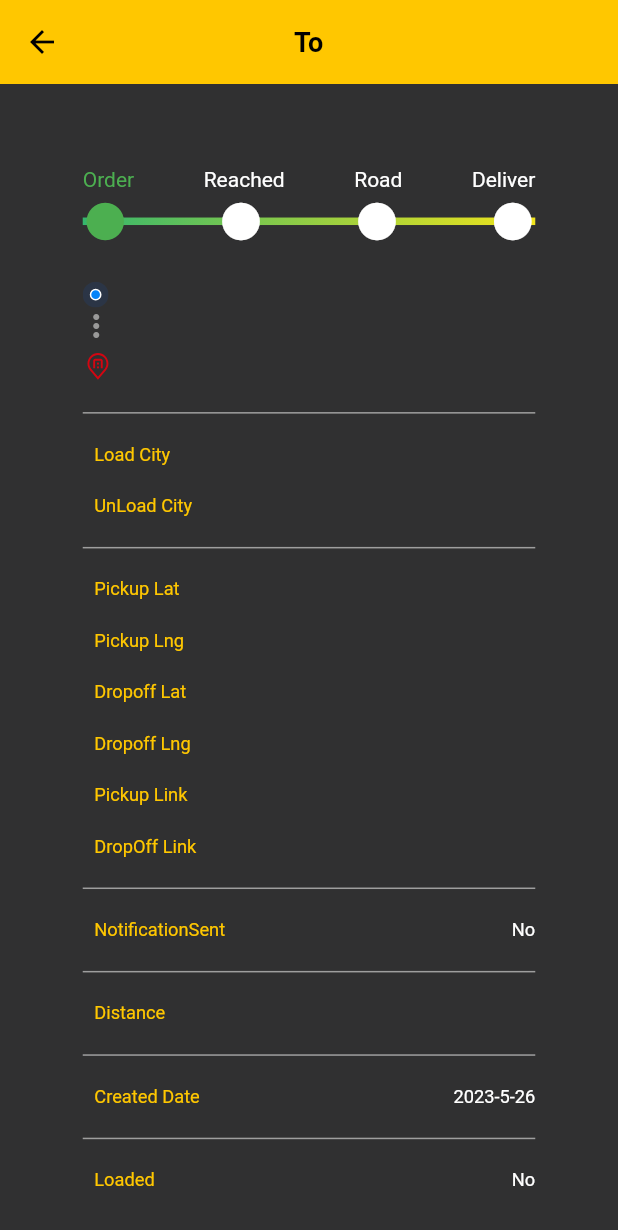
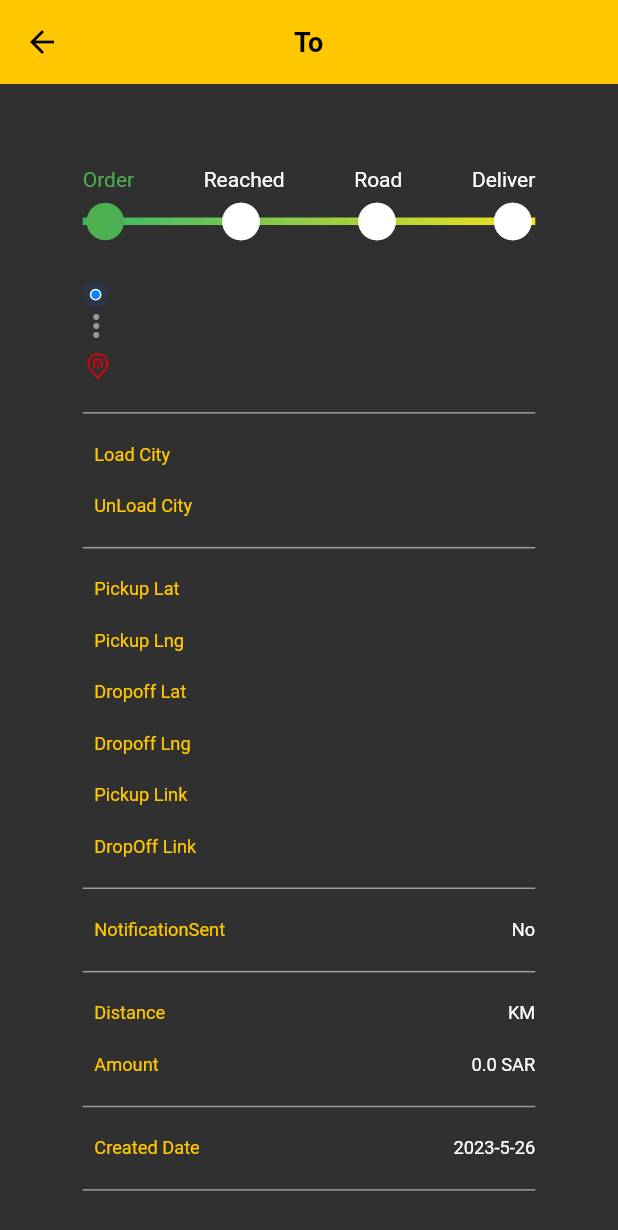
Before and after one commit to HamzaMuazzam/truck_user_app_new, a Flutter app: the OrderDetailById screen opened directly with empty values, on a phone screen of 412 x 824 dp. Shown: the top 1230 px of the screen. Run offline on Flutter 3.47's test engine with Material 2 defaults, Android fonts, the phone set to English and light mode, and no system bars; our stand-ins replace cached_network_image, firebase_auth, firebase_core, firebase_messaging, flutter_local_notifications, flutter_rating_bar and 15 more; missing offline and left inert: firebase_phone_auth_handler, flutter_animated_dialog, flutter_inappwebview, flutter_polyline_points, map_location_picker, place_picker; accounts and stored records are empty; statements that could not run were skipped; project files that could hold a hidden picture were left out.

Commit message:
web_view_screen.dart added

```diff
--- a/lib/main.dart
+++ b/lib/main.dart
@@ -4,7 +4,6 @@ import 'package:firebase_phone_auth_handler/firebase_phone_auth_handler.dart';
 import 'package:flutter/material.dart';
 import 'package:get/get.dart';
 import 'package:get_storage/get_storage.dart';
-import 'package:sultan_cab/auth_widget.dart';
 import 'package:sultan_cab/providers/Truck%20_provider/payment_provider.dart';
 import 'package:sultan_cab/providers/auth_provider.dart';
 import 'package:sultan_cab/providers/booking_provider.dart';
@@ -12,6 +11,8 @@ import 'package:sultan_cab/providers/home_provider.dart';
 import 'package:sultan_cab/providers/track_provider.dart';
 import 'package:sultan_cab/providers/user_provider.dart';
 import 'package:provider/provider.dart';
+import 'package:sultan_cab/screens/commonPages/web_view_screen.dart';
+import 'auth_widget.dart';
 import 'providers/GoogleMapProvider/location_and_map_provider.dart';
 import 'providers/NotificationProvider/notification_provider.dart';
 import 'providers/TaxiBookingProvider/in_progress_ride_provider.dart';
@@ -75,7 +76,7 @@ class MyApp extends StatelessWidget {
         debugShowCheckedModeBanner: false,
         navigatorKey: navigatorKey,
         theme: ThemeData.dark(),
-        // home: VehicleChooseScreenWeb(),
+        // home: PaymentWebView(initUrl: "google.com",),
         home: AuthWidget(),
       ),
 
--- a/lib/models/Truck_models/getAllOrdersResponse.dart
+++ b/lib/models/Truck_models/getAllOrdersResponse.dart
@@ -28,6 +28,7 @@ class GetAllOrdersResponse {
     this.isLoaded,
     this.loadedTime,
     this.cancelationReason,
+    this.isPaid,
   });
 
   dynamic id;
@@ -46,6 +47,7 @@ class GetAllOrdersResponse {
   bool? isDelievered;
   dynamic delieveredTime;
   bool? isLoaded;
+  bool? isPaid;
   dynamic loadedTime;
   dynamic cancelationReason;
 
@@ -60,6 +62,7 @@ class GetAllOrdersResponse {
     noOfTruck: json["noOfTruck"],
     totalFare: json["totalFare"],
     inProgress: json["inProgress"],
+    isPaid: json["isPaid"],
     isAccepted: json["isAccepted"],
     isCanceled: json["isCanceled"],
     isInProcess: json["isInProcess"],
@@ -79,6 +82,7 @@ class GetAllOrdersResponse {
     "truckDriverId": truckDriverId,
     "truckDriver": truckDriver?.toJson(),
     "noOfTruck": noOfTruck,
+    "isPaid": isPaid,
     "totalFare": totalFare,
     "inProgress": inProgress,
     "isAccepted": isAccepted,
--- a/lib/screens/TruckBooking/getOrderDetailsById.dart
+++ b/lib/screens/TruckBooking/getOrderDetailsById.dart
@@ -6,11 +6,13 @@ import 'package:provider/provider.dart';
 import 'package:sultan_cab/providers/Truck%20_provider/payment_provider.dart';
 
 import 'package:sultan_cab/utils/colors.dart';
+import 'package:sultan_cab/utils/commons.dart';
 import 'package:sultan_cab/utils/sizeConfig.dart';
 import '../../models/Truck_models/getAllOrdersResponse.dart';
 import '../../providers/auth_provider.dart';
 import '../../services/ApiServices/api_urls.dart';
 import '../../utils/strings.dart';
+import '../commonPages/web_view_screen.dart';
 
 class OrderDetailById extends StatefulWidget {
   final GetAllOrdersResponse? getAllOrdersResponse;
@@ -453,7 +455,33 @@ class _OrderDetailByIdState extends State<OrderDetailById> {
                                     child: Text(
                                       order!
                                           .orderDetails!.distance
-                                          .toString(),
+                                          .toString() +" KM",
+                                      style: TextStyle(
+                                        fontSize: h * 12,
+                                      ),
+                                    ),
+                                  ),
+                                ),
+                              ],
+                            ),
+                            sh(20),
+                            Row(
+                              mainAxisAlignment: MainAxisAlignment.spaceBetween,
+                              children: [
+                                sw(7),
+                                Expanded(
+                                  child: Text(
+                                    'Amount',
+                                    style: TextStyle(
+                                        fontSize: h * 12,
+                                        color: textYellowColor),
+                                  ),
+                                ),
+                                Expanded(
+                                  child: Align(
+                                    alignment: Alignment.topRight,
+                                    child: Text(
+                                      order!.totalFare.toString() +" SAR",
                                       style: TextStyle(
                                         fontSize: h * 12,
                                       ),
@@ -812,21 +840,64 @@ class _OrderDetailByIdState extends State<OrderDetailById> {
                               height: 1,
                             ),
                             sh(20),
+                            if(order!.isPaid==false)
                             Consumer<PaymentProvider>(builder:
                                 (BuildContext context, value, Widget? child) {
-                              return docContainer(
+                              return
+                                docContainer(
                                 label: "Payment Evidence",
                                 imageUrl: value.paymentFile == null &&
                                         value.paymentEvidenceUrl == ''
                                     ? ''
                                     :
-                                // value.paymentEvidenceUrl != ''
-                                //         ?
                                 value.paymentEvidenceUrl.toString(),
-                                        // : value.paymentFile!.path.toString(),
                                 fileCode: 1,
                               );
                             }),
+                            if(order!.isPaid==false)
+                              Container(
+                                color: Colors.grey,
+                                height: 1,
+                              ),
+                              sh(20),
+                              InkWell(
+                                onTap: ()async {
+
+                                  bool? isPaid =await Get.to(PaymentWebView(initUrl: "https://cp.truck.deeps.info/Home/Payment?UserId=${order!.orderDetails!.user!.id}&amount=${order!.totalFare! * 100}&OrderId=${order!.orderId}",));
+                                  if(isPaid==true){
+                                    order!.isPaid=true;
+                                    setState(() {
+                                    });
+                                  }
+                                },
+                                child: Row(
+                                  mainAxisAlignment: MainAxisAlignment.spaceBetween,
+                                  children: [
+                                    sw(7),
+                                    Expanded(
+                                      child: Text(
+                                        'Pay By Card',
+                                        style: TextStyle(
+                                            fontSize: h * 12,
+                                            color: textYellowColor),
+                                      ),
+                                    ),
+                                    Expanded(
+                                      child: Align(
+                                        alignment: Alignment.topRight,
+                                        child: Text(
+                                          "Click to Proceed",
+                                          style: TextStyle(
+                                            color: Colors.green,
+                                            fontSize: h * 12,
+                                          ),
+                                        ),
+                                      ),
+                                    ),
+                                  ],
+                                ),
+                              ),
+
                             sh(20),
                             Container(
                               color: Colors.grey,
--- a/pubspec.yaml
+++ b/pubspec.yaml
@@ -65,6 +65,7 @@ dependencies:
   # Connections
 
   socket_io_client: ^2.0.0
+  flutter_inappwebview: ^5.7.2+3
 
 
 
```
Also changed, not shown: lib/screens/commonPages/web_view_screen.dart (added, +79 -0 lines), 2 other files.
